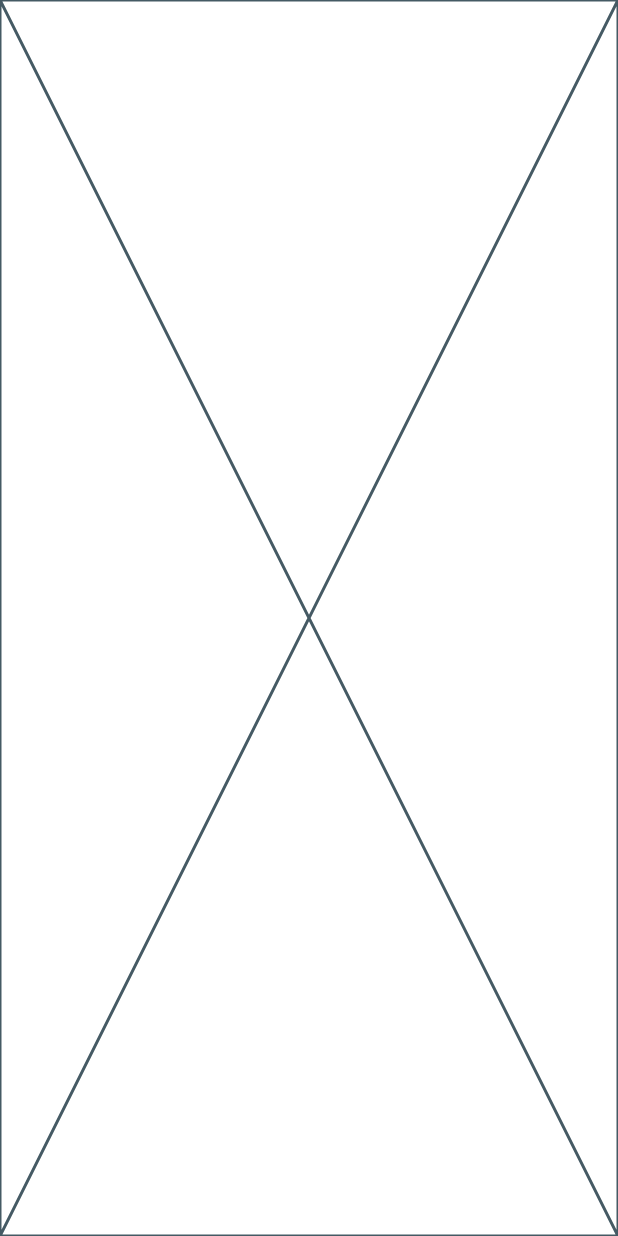
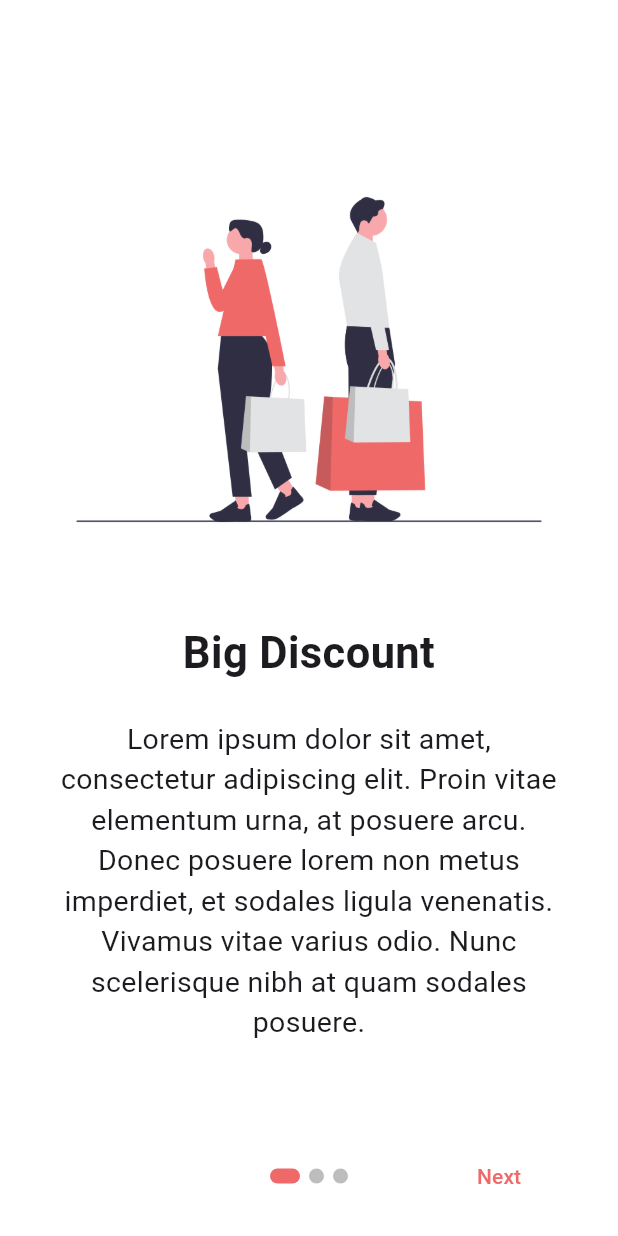
Before and after one commit to TKZues/ecommerce_shopping, a Flutter app: the screen it shows after launch, on a phone screen of 412 x 824 dp. Run offline on Flutter 3.47's test engine with Material 3 defaults, Android fonts, the phone set to English and light mode, and no system bars; drawn by our look-alikes of introduction_screen.

Commit message:
Begin the initialization splash screen and onboarding screen

```diff
--- a/analysis_options.yaml
+++ b/analysis_options.yaml
@@ -7,7 +7,7 @@
 
 # The following line activates a set of recommended lints for Flutter apps,
 # packages, and plugins designed to encourage good coding practices.
-include: package:flutter_lints/flutter.yaml
+#include: package:flutter_lints/flutter.yaml
 
 linter:
   # The lint rules applied to this project can be customized in the
--- a/lib/main.dart
+++ b/lib/main.dart
@@ -1,3 +1,4 @@
+import 'package:ecommerce_shopping/screens/splash_screen.dart';
 import 'package:flutter/material.dart';
 
 
@@ -10,6 +11,13 @@ class MyApp extends StatelessWidget {
 
   @override
   Widget build(BuildContext context) {
-    return const Placeholder();
+    return MaterialApp(
+      title: "Ecommerce Shopping App",
+      debugShowCheckedModeBanner: false,
+      theme: ThemeData(
+        primaryColor: Color(0xFFEF6969),
+      ),
+      home: SplashScreen(),
+    );
   }
 }
--- /dev/null
+++ b/lib/screens/onboarding_screen.dart
@@ -0,0 +1,101 @@
+import 'package:ecommerce_shopping/screens/home_screen.dart';
+import 'package:flutter/cupertino.dart';
+import 'package:flutter/material.dart';
+import 'package:introduction_screen/introduction_screen.dart';
+
+class OnboardingScreen extends StatelessWidget {
+  final introkey = GlobalKey<IntroductionScreenState>();
+
+  @override
+  Widget build(BuildContext context) {
+    final pageDecoration = PageDecoration(
+      titleTextStyle: TextStyle(
+        fontSize: 29,
+        fontWeight: FontWeight.w700
+      ),
+      bodyTextStyle: TextStyle(
+        fontSize: 19,
+      ),
+      pageColor: Colors.white,
+      bodyPadding: EdgeInsets.fromLTRB(16, 0, 16, 16),
+      imagePadding: EdgeInsets.zero,
+    );
+    return IntroductionScreen(
+      key: introkey,
+      pages: [
+        PageViewModel(
+          title: "Big Discount",
+          body: "Lorem ipsum dolor sit amet, consectetur adipiscing elit. "
+              "Proin vitae elementum urna, at posuere arcu. Donec posuere lorem "
+              "non metus imperdiet, et sodales ligula venenatis. Vivamus vitae "
+              "varius odio. Nunc scelerisque nibh at quam sodales posuere. ",
+          decoration: pageDecoration,
+          image: Image.asset("images/splash1.png")
+        ),
+        PageViewModel(
+            title: "Big Discount",
+            body: "Lorem ipsum dolor sit amet, consectetur adipiscing elit. "
+                "Proin vitae elementum urna, at posuere arcu. Donec posuere lorem "
+                "non metus imperdiet, et sodales ligula venenatis. Vivamus vitae "
+                "varius odio. Nunc scelerisque nibh at quam sodales posuere. ",
+            decoration: pageDecoration,
+            image: Image.asset("images/splash2.png")
+        ),
+        PageViewModel(
+            title: "Free Delivery",
+            body: "Lorem ipsum dolor sit amet, consectetur adipiscing elit. "
+                "Proin vitae elementum urna, at posuere arcu. Donec posuere lorem ",
+            decoration: pageDecoration,
+            image: Image.asset("images/splash3.png"),
+          footer:
+          Padding(
+            padding: EdgeInsets.only(left: 15, right: 15),
+            child: ElevatedButton(
+              onPressed: (){
+                Navigator.push(
+                    context,
+                    MaterialPageRoute(builder: (context) => HomeScreen(),)
+                );
+
+              },
+              child: Text("Let's Shop", style: TextStyle(color: Colors.white),),
+              style: ElevatedButton.styleFrom(
+                minimumSize: Size.fromHeight(55),
+                backgroundColor: Color(0xffef6969),
+                shape: RoundedRectangleBorder(borderRadius: BorderRadius.circular(15))
+              ),
+            ),
+          )
+        ),
+      ],
+      showDoneButton: false,
+      showSkipButton: false,
+      showBackButton: true,
+      back: Text(
+        "Back",
+        style: TextStyle(
+          fontWeight: FontWeight.w500,
+          color: Color(0xffef6969)
+        ),
+      ),
+      next: Text(
+        "Next",
+        style: TextStyle(
+            fontWeight: FontWeight.w500,
+            color: Color(0xffef6969)
+        ),
+      ),
+
+      dotsDecorator: DotsDecorator(
+        size: Size.square(10),
+        activeSize: Size(20,10),
+        activeColor: Color(0xffef6969),
+        color: Colors.black26,
+        spacing: EdgeInsets.symmetric(horizontal: 3),
+        activeShape: RoundedRectangleBorder(
+          borderRadius: BorderRadius.circular(16)
+        )
+      ),
+    );
+  }
+}
--- a/pubspec.yaml
+++ b/pubspec.yaml
@@ -35,7 +35,7 @@ dependencies:
   # The following adds the Cupertino Icons font to your application.
   # Use with the CupertinoIcons class for iOS style icons.
   cupertino_icons: ^1.0.6
-
+  introduction_screen: ^3.1.14
 dev_dependencies:
   flutter_test:
     sdk: flutter
@@ -60,7 +60,7 @@ flutter:
 
   # To add assets to your application, add an assets section, like this:
   assets:
-     - images/
+    - images/
   #   - images/a_dot_ham.jpeg
 
   # An image asset can refer to one or more resolution-specific "variants", see
```
Also changed, not shown: lib/screens/home_screen.dart (added, +11 -0 lines), lib/screens/splash_screen.dart (added, +63 -0 lines), lib/screens/login_screen.dart (added), pubspec.lock.
